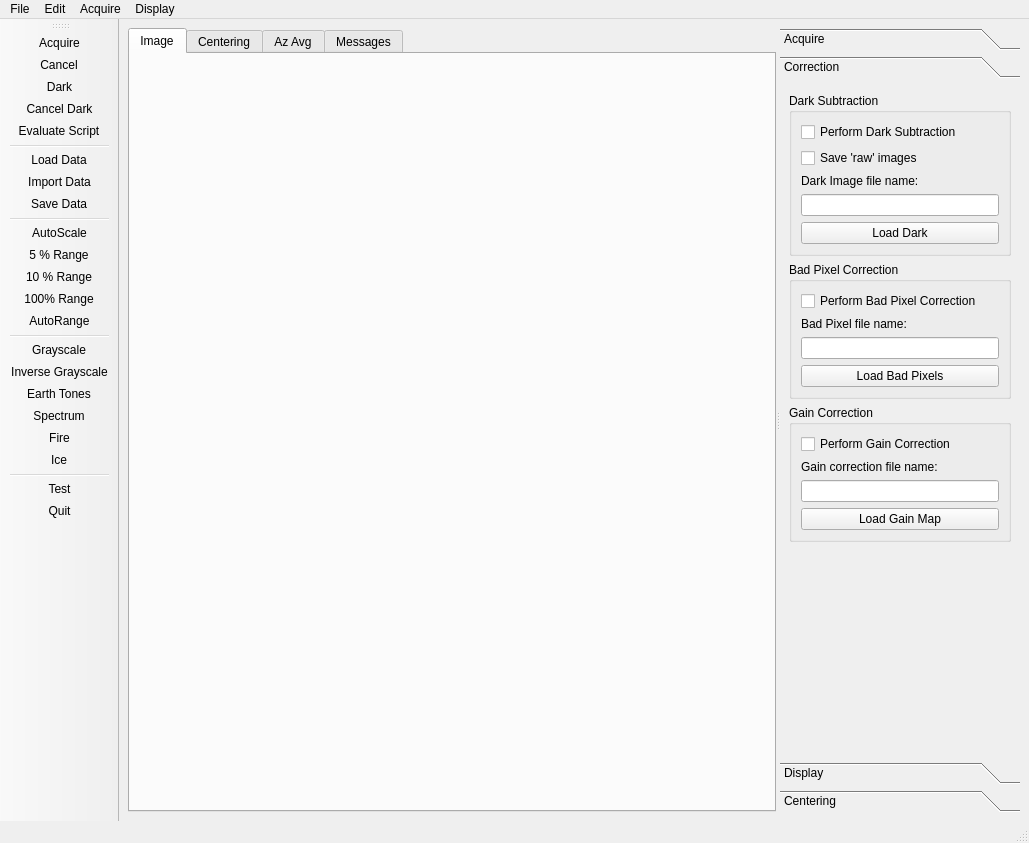
Qt form qxrdwindow.ui (guyjennings/qxrd) before a commit.
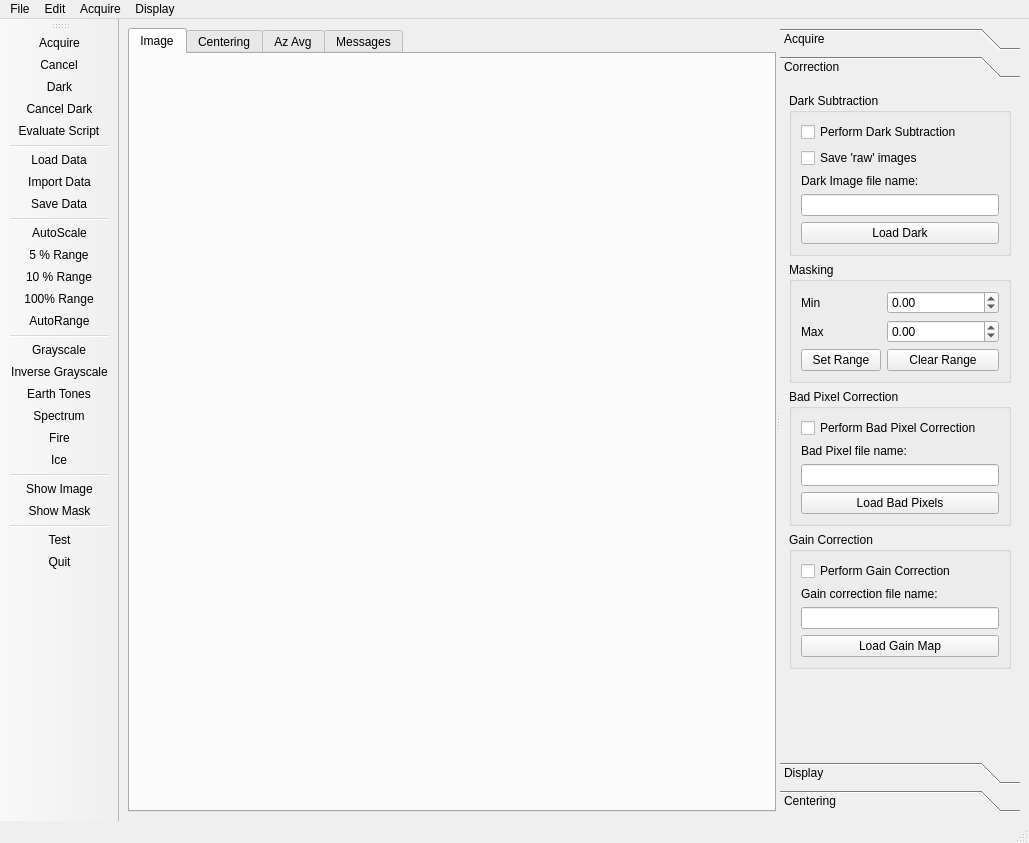
The same form after that commit. The open tabs and pages were chosen to show the change. Icons and pictures are not drawn. Custom widgets are drawn as their Qt base class.

Commit message: Partial implementation of image masks

What changed in the file:
```diff
--- a/qxrdwindow.ui
+++ b/qxrdwindow.ui
@@ -353,13 +353,13 @@
          </item>
         </layout>
        </widget>
-       <widget class="QWidget" name="page_3">
-        <property name="geometry">
+       <widget class="QWidget" name="page_3" >
+        <property name="geometry" >
          <rect>
           <x>0</x>
           <y>0</y>
-          <width>200</width>
-          <height>441</height>
+          <width>240</width>
+          <height>659</height>
          </rect>
         </property>
         <attribute name="label">
@@ -417,8 +417,65 @@
           </widget>
          </item>
          <item>
-          <widget class="QGroupBox" name="groupBox_2">
-           <property name="title">
+          <widget class="QGroupBox" name="groupBox_9" >
+           <property name="title" >
+            <string>Masking</string>
+           </property>
+           <layout class="QFormLayout" name="formLayout_2" >
+            <item row="0" column="0" >
+             <widget class="QLabel" name="label_17" >
+              <property name="text" >
+               <string>Min</string>
+              </property>
+             </widget>
+            </item>
+            <item row="0" column="1" >
+             <widget class="QDoubleSpinBox" name="m_MaskMinimum" >
+              <property name="minimum" >
+               <double>-1000000000.000000000000000</double>
+              </property>
+              <property name="maximum" >
+               <double>1000000000.000000000000000</double>
+              </property>
+             </widget>
+            </item>
+            <item row="1" column="0" >
+             <widget class="QLabel" name="label_18" >
+              <property name="text" >
+               <string>Max</string>
+              </property>
+             </widget>
+            </item>
+            <item row="1" column="1" >
+             <widget class="QDoubleSpinBox" name="m_MaskMaximum" >
+              <property name="minimum" >
+               <double>-1000000000.000000000000000</double>
+              </property>
+              <property name="maximum" >
+               <double>1000000000.000000000000000</double>
+              </property>
+             </widget>
+            </item>
+            <item row="2" column="0" >
+             <widget class="QPushButton" name="m_SetMaskRange" >
+              <property name="text" >
+               <string>Set Range</string>
+              </property>
+             </widget>
+            </item>
+            <item row="2" column="1" >
+             <widget class="QPushButton" name="m_ClearMaskRange" >
+              <property name="text" >
+               <string>Clear Range</string>
+              </property>
+             </widget>
+            </item>
+           </layout>
+          </widget>
+         </item>
+         <item>
+          <widget class="QGroupBox" name="groupBox_2" >
+           <property name="title" >
             <string>Bad Pixel Correction</string>
            </property>
            <layout class="QVBoxLayout" name="verticalLayout_2">
@@ -1018,31 +1075,34 @@
    <attribute name="toolBarBreak">
     <bool>false</bool>
    </attribute>
-   <addaction name="m_ActionAcquire"/>
-   <addaction name="m_ActionCancel"/>
-   <addaction name="m_ActionAcquireDark"/>
-   <addaction name="m_ActionCancelDark"/>
-   <addaction name="m_ActionEvaluateScript"/>
-   <addaction name="separator"/>
-   <addaction name="m_ActionLoadData"/>
-   <addaction name="m_ActionImportData"/>
-   <addaction name="m_ActionSaveData"/>
-   <addaction name="separator"/>
-   <addaction name="m_ActionAutoScale"/>
-   <addaction name="m_Action005Range"/>
-   <addaction name="m_Action010Range"/>
-   <addaction name="m_Action100Range"/>
-   <addaction name="m_ActionAutoRange"/>
-   <addaction name="separator"/>
-   <addaction name="m_ActionGrayscale"/>
-   <addaction name="m_ActionInverseGrayscale"/>
-   <addaction name="m_ActionEarthTones"/>
-   <addaction name="m_ActionSpectrum"/>
-   <addaction name="m_ActionFire"/>
-   <addaction name="m_ActionIce"/>
-   <addaction name="separator"/>
-   <addaction name="m_ActionTest"/>
-   <addaction name="m_ActionQuit"/>
+   <addaction name="m_ActionAcquire" />
+   <addaction name="m_ActionCancel" />
+   <addaction name="m_ActionAcquireDark" />
+   <addaction name="m_ActionCancelDark" />
+   <addaction name="m_ActionEvaluateScript" />
+   <addaction name="separator" />
+   <addaction name="m_ActionLoadData" />
+   <addaction name="m_ActionImportData" />
+   <addaction name="m_ActionSaveData" />
+   <addaction name="separator" />
+   <addaction name="m_ActionAutoScale" />
+   <addaction name="m_Action005Range" />
+   <addaction name="m_Action010Range" />
+   <addaction name="m_Action100Range" />
+   <addaction name="m_ActionAutoRange" />
+   <addaction name="separator" />
+   <addaction name="m_ActionGrayscale" />
+   <addaction name="m_ActionInverseGrayscale" />
+   <addaction name="m_ActionEarthTones" />
+   <addaction name="m_ActionSpectrum" />
+   <addaction name="m_ActionFire" />
+   <addaction name="m_ActionIce" />
+   <addaction name="separator" />
+   <addaction name="m_ActionShowImage" />
+   <addaction name="m_ActionShowMask" />
+   <addaction name="separator" />
+   <addaction name="m_ActionTest" />
+   <addaction name="m_ActionQuit" />
   </widget>
   <action name="m_ActionQuit">
    <property name="text">
@@ -1168,6 +1228,26 @@
     <string>Test</string>
    </property>
   </action>
+  <action name="m_ActionShowImage" >
+   <property name="text" >
+    <string>Show Image</string>
+   </property>
+  </action>
+  <action name="m_ActionShowMask" >
+   <property name="text" >
+    <string>Show Mask</string>
+   </property>
+  </action>
+  <action name="m_ActionSetMaskRange" >
+   <property name="text" >
+    <string>Set Mask Range</string>
+   </property>
+  </action>
+  <action name="m_ActionClearMaskRange" >
+   <property name="text" >
+    <string>Clear Mask Range</string>
+   </property>
+  </action>
  </widget>
  <customwidgets>
   <customwidget>
```
Left out of the diff: 858 changed lines with no effect on the pictures. The commit also changes 10 other files.
